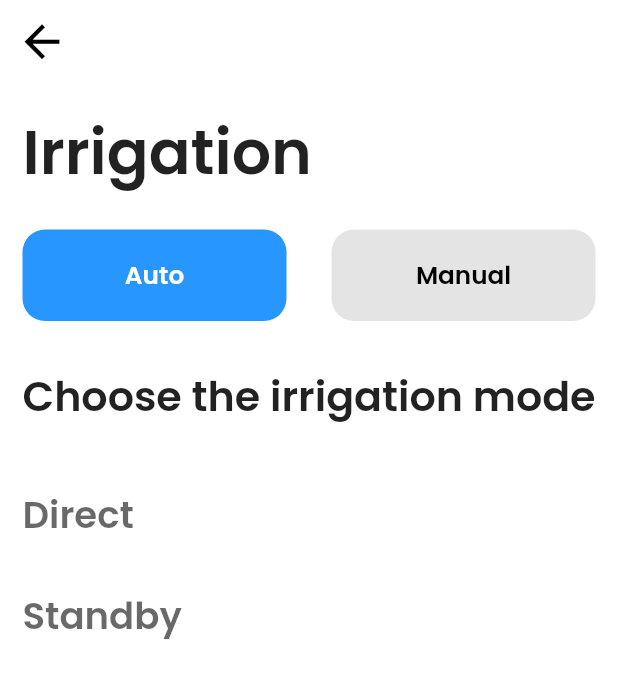
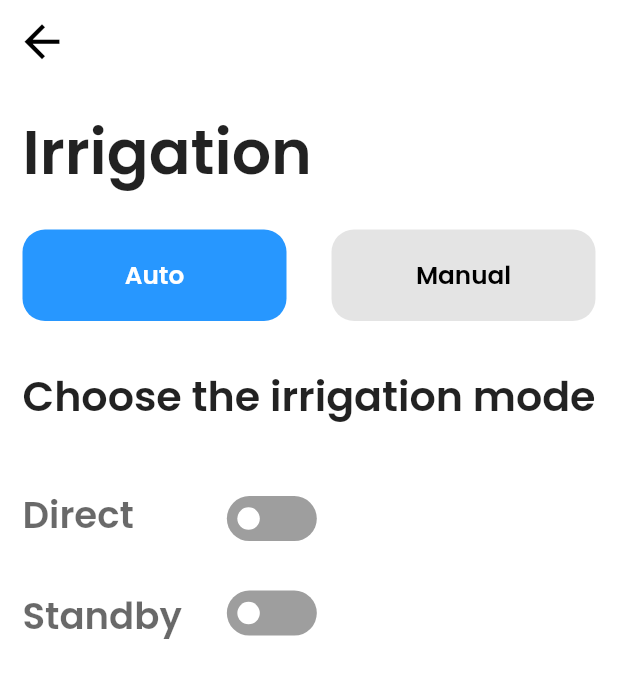
Before and after one commit to suleyman735/irrigoptimal, a Flutter app: the IrrigationPage screen opened directly with empty values, on a phone screen of 412 x 824 dp. Shown: the top 678 px of the screen. Run offline on Flutter 3.47's test engine with Material 2 defaults, Android fonts, the phone set to English and light mode, and no system bars; drawn by our look-alikes of flutter_switch; our stand-ins replace syncfusion_flutter_charts; generated files the repository leaves out were written again.

Commit message:
my branch

```diff
--- a/lib/Screens/home_page.dart
+++ b/lib/Screens/home_page.dart
@@ -7,6 +7,7 @@ import 'package:irrigoptimal/Screens/infofield.dart';
 import 'package:irrigoptimal/main.dart';
 
 import '../constant/field.dart';
+import 'irrigation_page.dart';
 
 const List<String> LanguageItems = <String>['Eng', 'It'];
 
@@ -23,6 +24,10 @@ const mariaName = 'Igla';
 
 class _MyHomePageState extends State<MyHomePage> {
   void goToStartPage() {
+    Navigator.push(
+      context,
+      MaterialPageRoute(builder: (context) => IrrigationPage(title)),
+    );
     print('start page');
   }
 
--- a/lib/Screens/irrigation_page.dart
+++ b/lib/Screens/irrigation_page.dart
@@ -1,6 +1,6 @@
 import 'package:flutter/cupertino.dart';
 import 'package:flutter/material.dart';
-// import 'package:flutter_switch/flutter_switch.dart';
+import 'package:flutter_switch/flutter_switch.dart';
 import '../main.dart';
 
 class IrrigationPage extends StatefulWidget {
@@ -274,39 +274,37 @@ class _IrrigationPageState extends State<IrrigationPage> {
                             const SizedBox(width: 30),
                             Column(
                               children: [
-                                // FlutterSwitch(
-                                //         height: 30.0,
-                                //         width: 60.0,
-                                //         padding: 7.0,
-                                //         toggleSize: 15.0,
-                                //         borderRadius: 20.0,
-                                //         activeColor: style.accentColor,
-                                //         value: isToggled = false,
-                                //         onToggle: (value) {
-                                //           setState(() {
-                                //             isToggled = value;
-                                //           });
-                                //         },
-                                // ),
-
+                                FlutterSwitch(
+                                  height: 30.0,
+                                  width: 60.0,
+                                  padding: 7.0,
+                                  toggleSize: 15.0,
+                                  borderRadius: 20.0,
+                                  activeColor: style.accentColor,
+                                  value: isToggled = false,
+                                  onToggle: (value) {
+                                    setState(() {
+                                      isToggled = value;
+                                    });
+                                  },
+                                ),
                                 const SizedBox(
                                   height: 33,
                                 ),
-
-                                // FlutterSwitch(
-                                //   height: 30.0,
-                                //   width: 60.0,
-                                //   padding: 7.0,
-                                //   toggleSize: 15.0,
-                                //   borderRadius: 20.0,
-                                //   activeColor: style.accentColor,
-                                //   value: isToggled = false,
-                                //   onToggle: (value) {
-                                //     setState(() {
-                                //       isToggled = value;
-                                //     });
-                                //   },
-                                // ),
+                                FlutterSwitch(
+                                  height: 30.0,
+                                  width: 60.0,
+                                  padding: 7.0,
+                                  toggleSize: 15.0,
+                                  borderRadius: 20.0,
+                                  activeColor: style.accentColor,
+                                  value: isToggled = false,
+                                  onToggle: (value) {
+                                    setState(() {
+                                      isToggled = value;
+                                    });
+                                  },
+                                ),
                               ],
                             ),
                           ],
```
